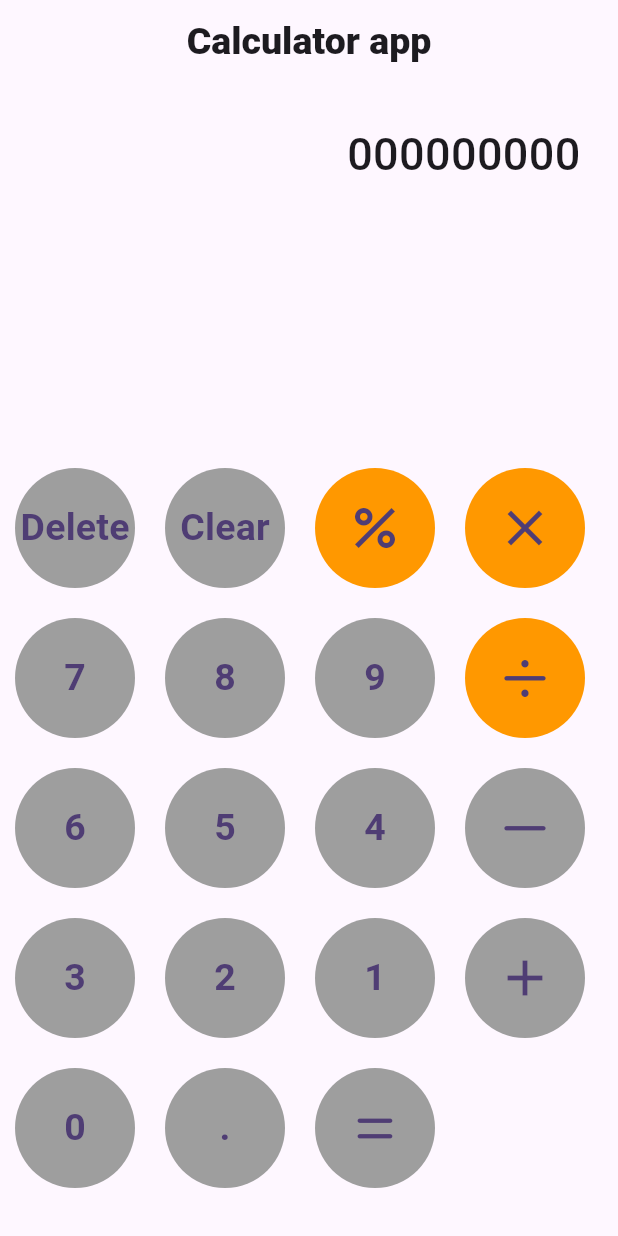
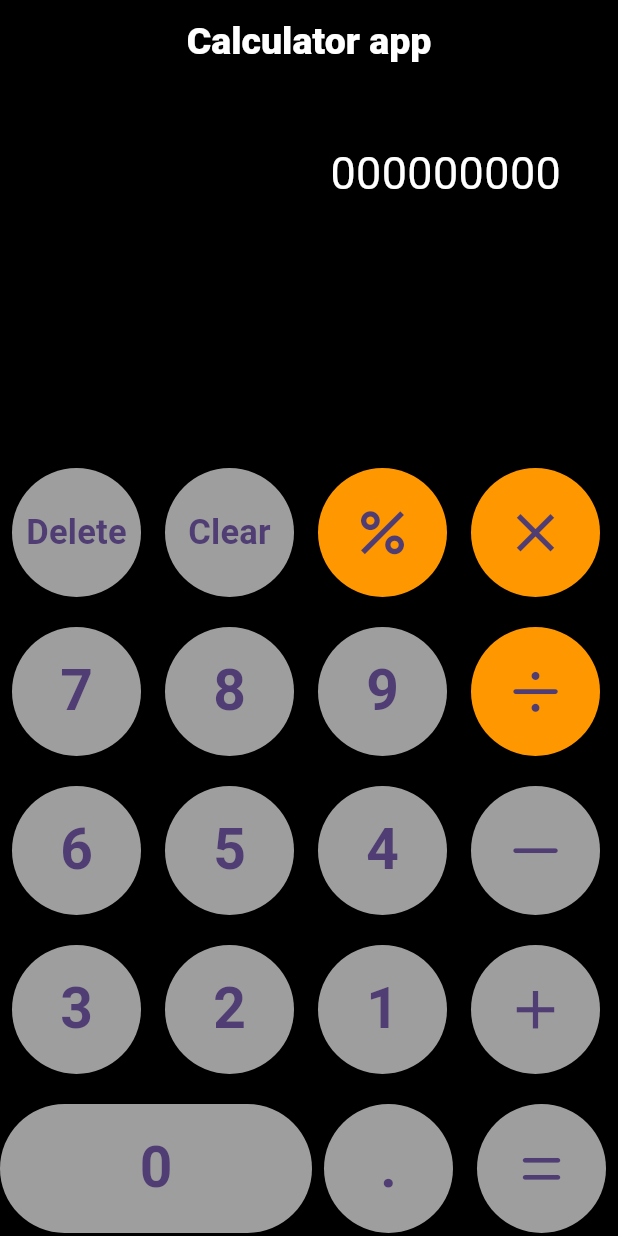
Before and after one commit to YossefAhmed9/Calculator-app, a Flutter app: the screen it shows after launch, on a phone screen of 412 x 824 dp. Run offline on Flutter 3.47's test engine with Material 2 defaults, Android fonts, the phone set to English and light mode, and no system bars.

Commit message:
changed numbers size

```diff
--- a/lib/Home Screen.dart
+++ b/lib/Home Screen.dart
@@ -6,27 +6,26 @@ class CalculatorScreen extends StatelessWidget {
 
   Widget defaultButton(double paddingRatio, Color? buttonColor, double? radius,
           Widget child) =>
-      GestureDetector(
-        onTap: () {
-          print('Button Pressed + ${child}');
-        },
-        child: Padding(
-          padding: EdgeInsets.symmetric(horizontal: paddingRatio - 5),
-          child: CircleAvatar(
-            backgroundColor: buttonColor,
-            radius: radius,
-            child: child,
-          ),
+      Container(
+        width: 102,
+        decoration: BoxDecoration(),
+        child: CircleAvatar(
+          backgroundColor: buttonColor,
+          radius: radius,
+          child: child,
         ),
       );
 
   @override
   Widget build(BuildContext context) {
     return Scaffold(
+      backgroundColor: Colors.black,
       appBar: AppBar(
+        backgroundColor: Colors.black,
         title: const Text(
           'Calculator app',
-          style: TextStyle(fontWeight: FontWeight.w800, fontSize: 25),
+          style: TextStyle(
+              fontWeight: FontWeight.w800, fontSize: 25, color: Colors.white),
         ),
         centerTitle: true,
       ),
@@ -39,10 +38,13 @@ class CalculatorScreen extends StatelessWidget {
               child: Container(
                 alignment: Alignment.bottomRight,
                 child: const Padding(
-                  padding: EdgeInsets.all(25.0),
+                  padding: EdgeInsets.all(38.0),
                   child: Text(
                     '000000000',
-                    style: TextStyle(fontSize: 30, fontWeight: FontWeight.w500),
+                    style: TextStyle(
+                        fontSize: 30,
+                        fontWeight: FontWeight.w400,
+                        color: Colors.white),
                   ),
                 ),
               ),
@@ -58,31 +60,31 @@ class CalculatorScreen extends StatelessWidget {
                     defaultButton(
                         15,
                         Colors.grey,
-                        40,
+                        43,
                         const Text(
                           'Delete',
                           style: TextStyle(
-                              fontWeight: FontWeight.w700, fontSize: 25),
+                              fontWeight: FontWeight.w700, fontSize: 23),
                         )),
                     defaultButton(
                         15,
                         Colors.grey,
-                        40,
+                        43,
                         const Text(
                           'Clear',
                           style: TextStyle(
-                              fontWeight: FontWeight.w700, fontSize: 25),
+                              fontWeight: FontWeight.w700, fontSize: 23),
                         )),
                     defaultButton(
                         15,
                         Colors.orange,
-                        40,
+                        43,
                         const Icon(
                           Icons.percent,
-                          size: 40,
+                          size: 43,
                         )),
-                    defaultButton(15, Colors.orange, 40,
-                        const Icon(Icons.close, size: 40)),
+                    defaultButton(15, Colors.orange, 43,
+                        const Icon(Icons.close, size: 43)),
                   ],
                 ),
                 const SizedBox(
@@ -93,32 +95,32 @@ class CalculatorScreen extends StatelessWidget {
                     defaultButton(
                         15,
                         Colors.grey,
-                        40,
+                        43,
                         const Text(
                           '7',
                           style: TextStyle(
-                              fontWeight: FontWeight.w700, fontSize: 25),
+                              fontWeight: FontWeight.w700, fontSize: 38),
                         )),
                     defaultButton(
                         15,
                         Colors.grey,
-                        40,
+                        43,
                         const Text(
                           '8',
                           style: TextStyle(
-                              fontWeight: FontWeight.w700, fontSize: 25),
+                              fontWeight: FontWeight.w700, fontSize: 38),
                         )),
                     defaultButton(
                         15,
                         Colors.grey,
-                        40,
+                        43,
                         const Text(
                           '9',
                           style: TextStyle(
-                              fontWeight: FontWeight.w700, fontSize: 25),
+                              fontWeight: FontWeight.w700, fontSize: 38),
                         )),
-                    defaultButton(15, Colors.orange, 40,
-                        const Icon(CupertinoIcons.divide, size: 40)),
+                    defaultButton(15, Colors.orange, 43,
+                        const Icon(CupertinoIcons.divide, size: 43)),
                   ],
                 ),
                 const SizedBox(
@@ -129,32 +131,32 @@ class CalculatorScreen extends StatelessWidget {
                     defaultButton(
                         15,
                         Colors.grey,
-                        40,
+                        43,
                         const Text(
                           '6',
                           style: TextStyle(
-                              fontWeight: FontWeight.w700, fontSize: 25),
+                              fontWeight: FontWeight.w700, fontSize: 38),
                         )),
                     defaultButton(
                         15,
                         Colors.grey,
-                        40,
+                        43,
                         const Text(
                           '5',
                           style: TextStyle(
-                              fontWeight: FontWeight.w700, fontSize: 25),
+                              fontWeight: FontWeight.w700, fontSize: 38),
                         )),
                     defaultButton(
                         15,
                         Colors.grey,
-                        40,
+                        43,
                         const Text(
                           '4',
                           style: TextStyle(
-                              fontWeight: FontWeight.w700, fontSize: 25),
+                              fontWeight: FontWeight.w700, fontSize: 38),
                         )),
-                    defaultButton(15, Colors.grey, 40,
-                        const Icon(CupertinoIcons.minus, size: 40)),
+                    defaultButton(15, Colors.grey, 43,
+                        const Icon(CupertinoIcons.minus, size: 43)),
                   ],
                 ),
                 const SizedBox(
@@ -165,32 +167,32 @@ class CalculatorScreen extends StatelessWidget {
                     defaultButton(
                         15,
                         Colors.grey,
-                        40,
+                        43,
                         const Text(
                           '3',
                           style: TextStyle(
-                              fontWeight: FontWeight.w700, fontSize: 25),
+                              fontWeight: FontWeight.w700, fontSize: 38),
                         )),
                     defaultButton(
                         15,
                         Colors.grey,
-                        40,
+                        43,
                         const Text(
                           '2',
                           style: TextStyle(
-                              fontWeight: FontWeight.w700, fontSize: 25),
+                              fontWeight: FontWeight.w700, fontSize: 38),
                         )),
                     defaultButton(
                         15,
                         Colors.grey,
-                        40,
+                        43,
                         const Text(
                           '1',
                           style: TextStyle(
-                              fontWeight: FontWeight.w700, fontSize: 25),
+                              fontWeight: FontWeight.w700, fontSize: 38),
                         )),
                     defaultButton(
-                        15, Colors.grey, 40, const Icon(Icons.add, size: 40)),
+                        15, Colors.grey, 43, const Icon(Icons.add, size: 43)),
                   ],
                 ),
                 const SizedBox(
@@ -198,26 +200,33 @@ class CalculatorScreen extends StatelessWidget {
                 ),
                 Row(
                   children: [
+                    Expanded(
+                      child: Container(
+                        decoration: BoxDecoration(
+                            borderRadius: BorderRadius.circular(43),
+                            color: Colors.grey),
+                        child: defaultButton(
+                            15,
+                            Colors.grey,
+                            43,
+                            const Text(
+                              '0',
+                              style: TextStyle(
+                                  fontWeight: FontWeight.w700, fontSize: 38),
+                            )),
+                      ),
+                    ),
                     defaultButton(
                         15,
                         Colors.grey,
-                        40,
-                        const Text(
-                          '0',
-                          style: TextStyle(
-                              fontWeight: FontWeight.w700, fontSize: 25),
-                        )),
-                    defaultButton(
-                        15,
-                        Colors.grey,
-                        40,
+                        43,
                         const Text(
                           '.',
                           style: TextStyle(
-                              fontWeight: FontWeight.w700, fontSize: 25),
+                              fontWeight: FontWeight.w700, fontSize: 38),
                         )),
-                    defaultButton(15, Colors.grey, 40,
-                        const Icon(CupertinoIcons.equal, size: 40)),
+                    defaultButton(15, Colors.grey, 43,
+                        const Icon(CupertinoIcons.equal, size: 43)),
                   ],
                 ),
               ],
```
